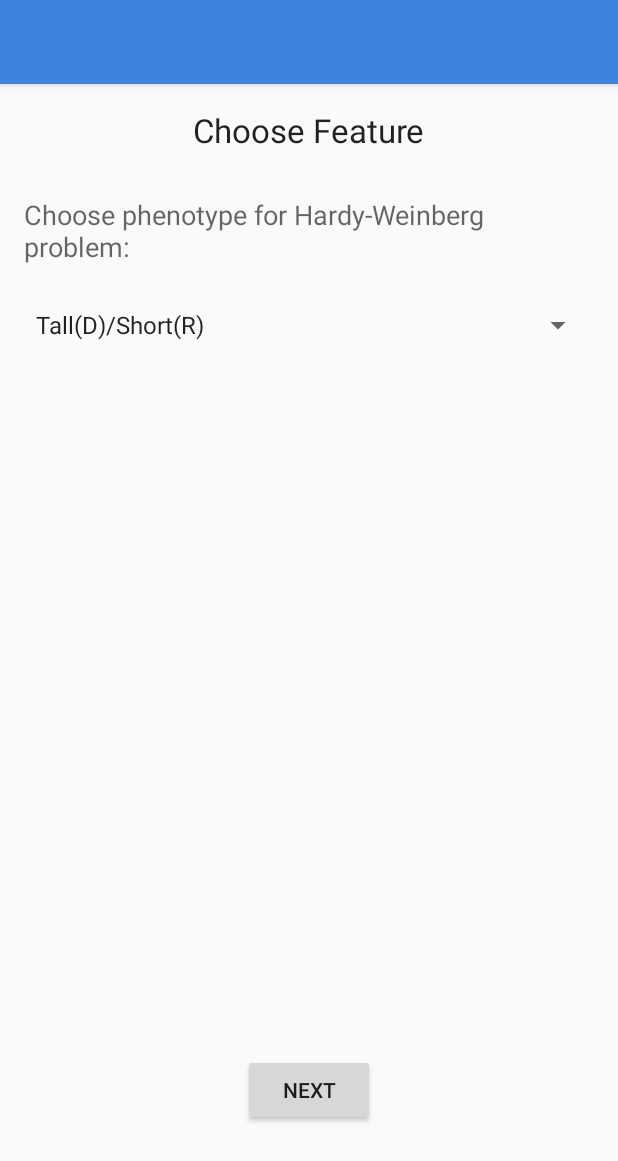
After one commit to skarpath/MajorReady, an Android app: the Level1Q1Activity screen opened directly, with no data from a screen before it, on a phone screen of 412 x 824 dp. The commit adds this screen. Shown: the top 1161 px of the screen. Run offline under Robolectric (Android 15) with nearby library versions, the phone set to English and light mode, and no system bars.

Commit message:
Updated 4:26

```diff
--- a/app/src/main/AndroidManifest.xml
+++ b/app/src/main/AndroidManifest.xml
@@ -30,7 +30,11 @@
             android:name=".Level2Q1Activity"
             android:label="@string/title_activity_level2_q1"
             android:theme="@style/AppTheme.NoActionBar" />
-        <activity android:name=".Level2Q4Activity"></activity>
+        <activity android:name=".Level2Q4Activity" />
+        <activity
+            android:name=".Level1Q1Activity"
+            android:label="@string/title_activity_level1_q1"
+            android:theme="@style/AppTheme.NoActionBar"></activity>
     </application>
 
 </manifest>
--- /dev/null
+++ b/app/src/main/java/com/stephenk/majorready/Level1Q1Activity.java
@@ -0,0 +1,52 @@
+package com.stephenk.majorready;
+
+import android.os.Bundle;
+import android.support.design.widget.FloatingActionButton;
+import android.support.design.widget.Snackbar;
+import android.support.v7.app.AppCompatActivity;
+import android.support.v7.widget.Toolbar;
+import android.view.View;
+import android.widget.ArrayAdapter;
+import android.widget.Spinner;
+import android.widget.Toast;
+
+import java.util.ArrayList;
+import java.util.List;
+
+public class Level1Q1Activity extends AppCompatActivity {
+    Spinner sItems;
+
+    @Override
+    protected void onCreate(Bundle savedInstanceState) {
+        super.onCreate(savedInstanceState);
+        setContentView(R.layout.activity_level1_q1);
+        /*Toolbar toolbar = (Toolbar) findViewById(R.id.toolbar);
+        setSupportActionBar(toolbar);*/
+
+
+
+        List<String> spinnerArray =  new ArrayList<String>();
+        spinnerArray.add("Tall(D)/Short(R)");
+        spinnerArray.add("Brown Eyes(D)/Green Eyes(R)");
+        spinnerArray.add("Black Hair(D)/Blonde Hair(R)");
+        spinnerArray.add("No Hithhiker's Thumb(D)/Hitchhiker's Thumb(R)");
+
+        ArrayAdapter<String> adapter = new ArrayAdapter<>(
+                this, android.R.layout.simple_spinner_item, spinnerArray);
+
+        adapter.setDropDownViewResource(android.R.layout.simple_spinner_dropdown_item);
+        sItems = (Spinner) findViewById(R.id.level1Q1DropDown);
+        sItems.setAdapter(adapter);
+    }
+
+    public void nextQuestion(View view){
+        String selected = sItems.getSelectedItem().toString();
+        if (selected.equals("The amount of DNA nucleotides")) {
+
+        }else{
+            Toast toast = Toast.makeText(getApplicationContext(),"Incorrect answer",Toast.LENGTH_LONG);
+            toast.show();
+        }
+    }
+
+}
--- /dev/null
+++ b/app/src/main/res/layout/activity_level1_q1.xml
@@ -0,0 +1,26 @@
+<?xml version="1.0" encoding="utf-8"?>
+<android.support.design.widget.CoordinatorLayout xmlns:android="http://schemas.android.com/apk/res/android"
+    xmlns:app="http://schemas.android.com/apk/res-auto"
+    xmlns:tools="http://schemas.android.com/tools"
+    android:layout_width="match_parent"
+    android:layout_height="match_parent"
+    android:fitsSystemWindows="true"
+    tools:context="com.stephenk.majorready.Level1Q1Activity">
+
+    <android.support.design.widget.AppBarLayout
+        android:layout_width="match_parent"
+        android:layout_height="wrap_content"
+        android:theme="@style/AppTheme.AppBarOverlay">
+
+        <android.support.v7.widget.Toolbar
+            android:id="@+id/toolbar"
+            android:layout_width="match_parent"
+            android:layout_height="?attr/actionBarSize"
+            android:background="?attr/colorPrimary"
+            app:popupTheme="@style/AppTheme.PopupOverlay" />
+
+    </android.support.design.widget.AppBarLayout>
+
+    <include layout="@layout/content_level1_q1" />
+
+</android.support.design.widget.CoordinatorLayout>
--- /dev/null
+++ b/app/src/main/res/layout/content_level1_q1.xml
@@ -0,0 +1,51 @@
+<?xml version="1.0" encoding="utf-8"?>
+<RelativeLayout xmlns:android="http://schemas.android.com/apk/res/android"
+    xmlns:app="http://schemas.android.com/apk/res-auto"
+    xmlns:tools="http://schemas.android.com/tools"
+    android:layout_width="match_parent"
+    android:layout_height="match_parent"
+    android:paddingBottom="@dimen/activity_vertical_margin"
+    android:paddingLeft="@dimen/activity_horizontal_margin"
+    android:paddingRight="@dimen/activity_horizontal_margin"
+    android:paddingTop="@dimen/activity_vertical_margin"
+    app:layout_behavior="@string/appbar_scrolling_view_behavior"
+    tools:context="com.stephenk.majorready.Level1Q1Activity"
+    tools:showIn="@layout/activity_level1_q1">
+
+    <TextView
+        android:layout_width="wrap_content"
+        android:layout_height="wrap_content"
+        android:textAppearance="?android:attr/textAppearanceLarge"
+        android:text="Choose Feature"
+        android:id="@+id/textView14"
+        android:layout_alignParentTop="true"
+        android:layout_centerHorizontal="true" />
+
+    <TextView
+        android:layout_width="wrap_content"
+        android:layout_height="wrap_content"
+        android:textAppearance="?android:attr/textAppearanceMedium"
+        android:text="Choose phenotype for Hardy-Weinberg problem:"
+        android:id="@+id/textView15"
+        android:layout_below="@+id/textView14"
+        android:layout_alignParentStart="true"
+        android:layout_marginTop="29dp" />
+
+    <Spinner
+        android:layout_width="wrap_content"
+        android:layout_height="wrap_content"
+        android:id="@+id/level1Q1DropDown"
+        android:layout_below="@+id/textView15"
+        android:layout_centerHorizontal="true"
+        android:layout_marginTop="28dp"
+        android:spinnerMode="dropdown" />
+
+    <Button
+        android:layout_width="wrap_content"
+        android:layout_height="wrap_content"
+        android:text="Next"
+        android:id="@+id/button4"
+        android:layout_alignParentBottom="true"
+        android:layout_centerHorizontal="true"
+        android:layout_marginBottom="57dp" />
+</RelativeLayout>
--- a/app/src/main/res/values/strings.xml
+++ b/app/src/main/res/values/strings.xml
@@ -13,4 +13,5 @@
     <string name="TitlePsychology">Psychology</string>
     <string name="BtnBusiness">Business</string>
     <string name="btnHealth">Health</string>
+    <string name="title_activity_level1_q1">Level1Q1Activity</string>
 </resources>
```
